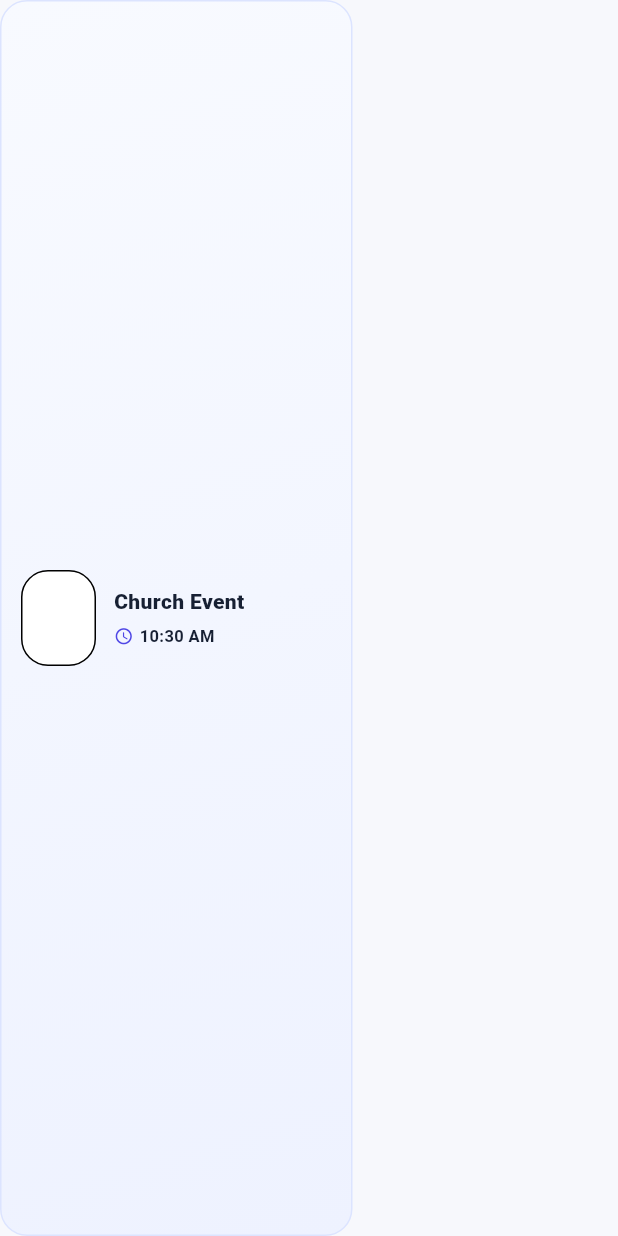
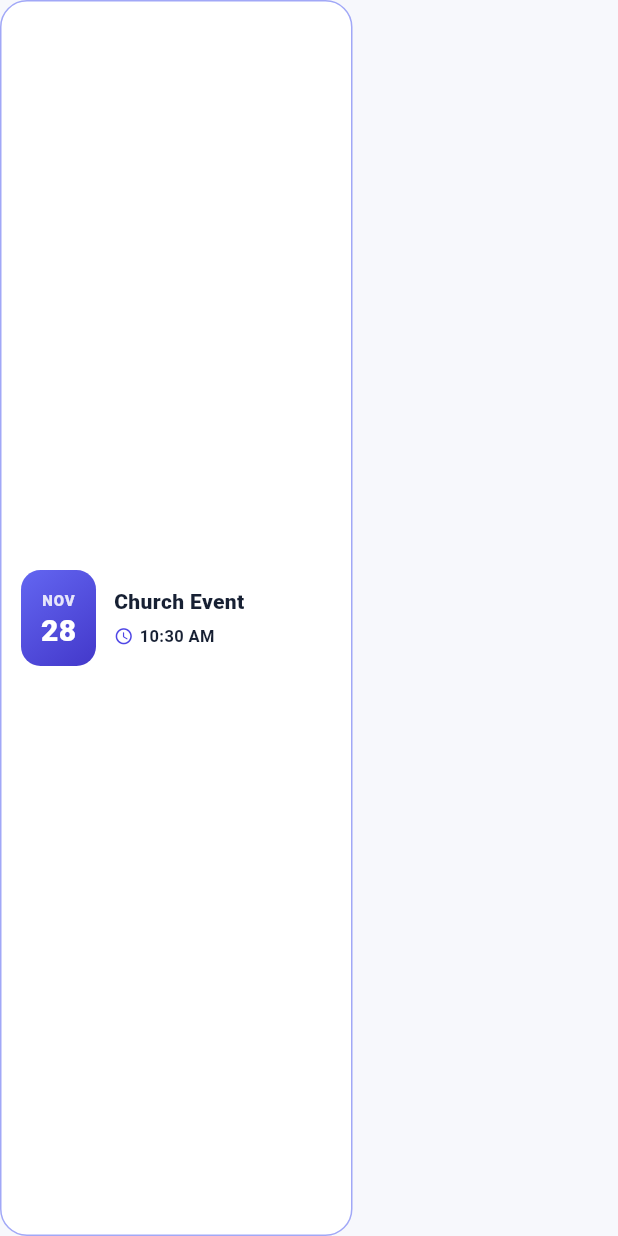
Before and after one commit to Robel-drj/ChurchManagement, a Flutter app: the _EventStoryCard widget shown alone on an empty page, opened directly with empty values, on a phone screen of 412 x 824 dp. Run offline on Flutter 3.47's test engine with Material 3 defaults, Android fonts, the phone set to English and light mode, and no system bars; our stand-ins replace cached_network_image, dio, flutter_secure_storage, image_picker, shared_preferences, video_player and 1 more; missing offline and left inert: gal; accounts and stored records are empty.

Commit message:
fixing the event card

```diff
--- a/church_members/lib/screens/dashboard/member_dashboard.dart
+++ b/church_members/lib/screens/dashboard/member_dashboard.dart
@@ -653,14 +653,14 @@ class _EventStoryCard extends StatelessWidget {
         width: 235,
         padding: const EdgeInsets.all(13),
         decoration: BoxDecoration(
-          gradient: const LinearGradient(
-            begin: Alignment.topLeft,
-            end: Alignment.bottomRight,
-            colors: [Color(0xFFF8FAFF), Color(0xFFEEF2FF)],
-          ),
-          borderRadius: BorderRadius.circular(18),
-          border: Border.all(color: const Color(0xFFDCE4FF)),
-        ),
+  color: colors.surface,
+  borderRadius: BorderRadius.circular(18),
+ border: Border.all(
+  color: colors.brightness == Brightness.dark
+      ? colors.outlineVariant
+      : const Color.fromARGB(255, 161, 168, 247),
+),
+),
         child: Row(
           children: [
             // Date Pill Badge
@@ -668,10 +668,9 @@ class _EventStoryCard extends StatelessWidget {
               width: 50,
               height: 64,
               decoration: BoxDecoration(
-  color: colors.surface,
-  borderRadius: BorderRadius.circular(18),
-  border: Border.all(color: colors.outlineVariant),
-),
+                gradient: AppColors.primaryGradient,
+                borderRadius: BorderRadius.circular(13),
+              ),
               child: Column(
                 mainAxisAlignment: MainAxisAlignment.center,
                 children: [
@@ -894,9 +893,26 @@ class _ProfileTab extends StatelessWidget {
                 ValueListenableBuilder<bool>(
   valueListenable: darkModeEnabled,
   builder: (context, enabled, child) {
+    final colors = Theme.of(context).colorScheme;
+
     return SwitchListTile(
-      secondary: const Icon(Icons.dark_mode_outlined),
-      title: const Text('Dark Mode'),
+      controlAffinity: ListTileControlAffinity.trailing,
+      secondary: Container(
+        padding: const EdgeInsets.all(8),
+        decoration: BoxDecoration(
+          color: colors.surfaceContainerHighest,
+          borderRadius: BorderRadius.circular(10),
+        ),
+        child: Icon(
+          Icons.dark_mode_outlined,
+          color: colors.primary,
+          size: 20,
+        ),
+      ),
+      title: const Text(
+        'Dark Mode',
+        style: TextStyle(fontWeight: FontWeight.w600),
+      ),
       value: enabled,
       onChanged: setDarkMode,
     );
@@ -928,6 +944,10 @@ class _ProfileTab extends StatelessWidget {
                           Navigator.of(sheetContext).pop();
                           changePhoto();
                         },
+                ),
+                 const Padding(
+                  padding: EdgeInsets.symmetric(horizontal: 16),
+                  child: Divider(),
                 ),
                 ListTile(
                   leading: Container(
```
